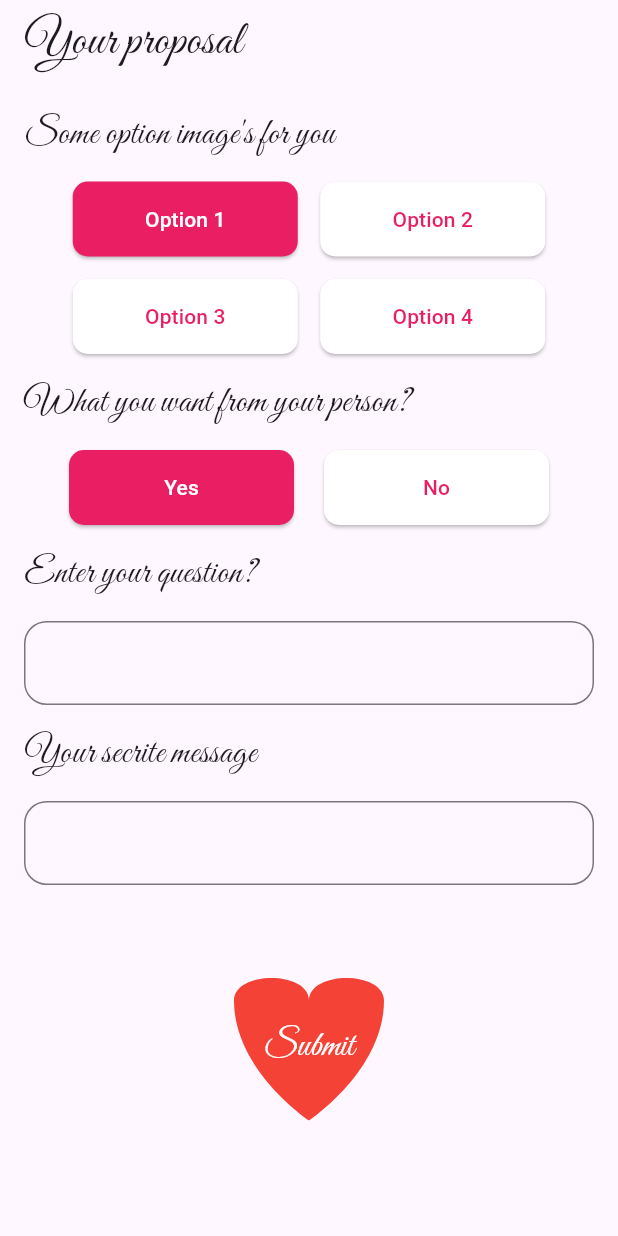
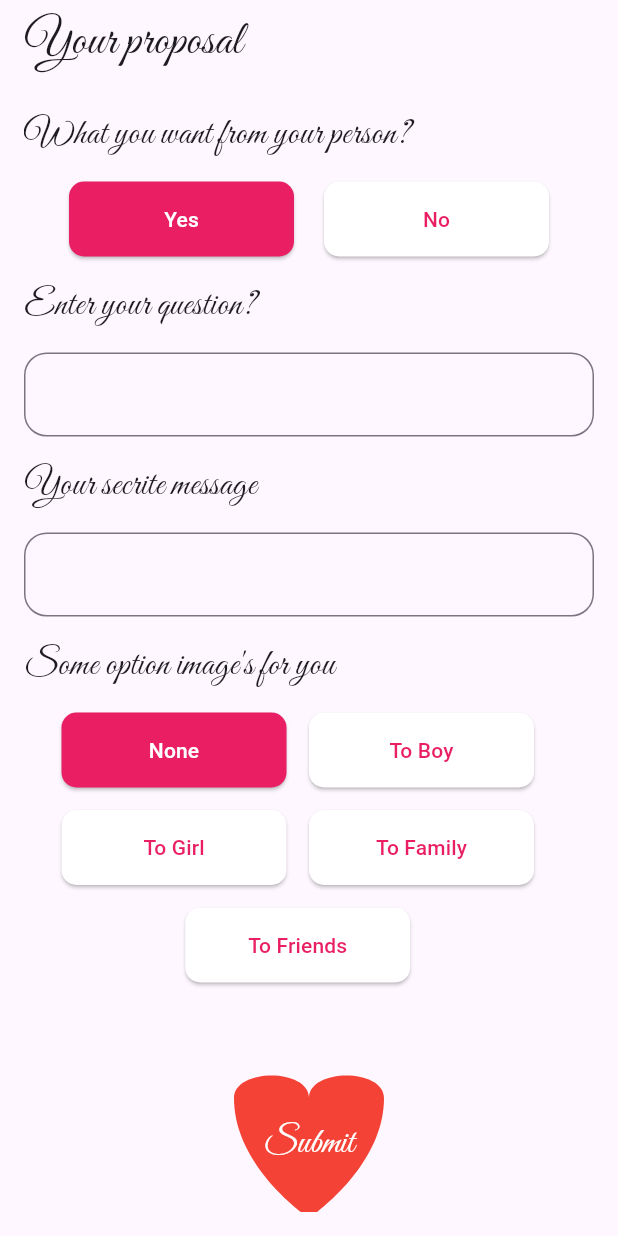
Before and after one commit to MYOUSUFFS/love_propose, a Flutter app: the screen it shows after launch, on a phone screen of 412 x 824 dp. Run offline on Flutter 3.47's test engine with Material 3 defaults, Android fonts, the phone set to English and light mode, and no system bars; our stand-ins replace auto_size_text, go_router, google_fonts, lottie; missing offline and left inert: dart:js, myself.

Commit message:
Max finish

```diff
--- a/lib/create_link.dart
+++ b/lib/create_link.dart
@@ -4,7 +4,9 @@ import 'dart:js' as js;
 import 'package:flutter/material.dart';
 import 'package:flutter/services.dart';
 import 'package:google_fonts/google_fonts.dart';
-import 'package:love_propose/style.dart';
+import 'package:love_propose/style/style.dart';
+
+import 'style/image.dart';
 
 class CreateLink extends StatefulWidget {
   const CreateLink({super.key});
@@ -20,7 +22,15 @@ class _CreateLinkState extends State<CreateLink> {
 
   String? generatedLink;
 
-  List<bool> isSelectedList = [true, false, false, false];
+  List<bool> isSelectedList = [true, false, false, false, false];
+  List<String> buttonName = [
+    "None",
+    "To Boy",
+    "To Girl",
+    "To Family",
+    "To Friends"
+  ];
+  int _seleted = 0;
 
   final ScrollController scroll = ScrollController();
 
@@ -48,9 +58,10 @@ class _CreateLinkState extends State<CreateLink> {
     final Codec<String, String> stringToBase64 = utf8.fuse(base64);
 
     String encode(String text) => stringToBase64.encode(text);
+    // generatedLink =
+    //     "http://localhost:50975/#/message?sno=${isYesSelected ? 1 : 0}&title=${encode(textController1.text)}&message=${encode(textController2.text)}&option=$_seleted";
     generatedLink =
-        "http://localhost:50975/#/message?sno=${isYesSelected ? 1 : 0}&title=${encode(textController1.text)}&message=${encode(textController2.text)}";
-
+        "https://myousuffs.github.io/propose/#/go?data=${encode("sno=${isYesSelected ? 1 : 0}&title=${encode(textController1.text)}&message=${encode(textController2.text)}&option=$_seleted")}";
     setState(() {});
     scroll.jumpTo(scroll.position.maxScrollExtent + 70);
   }
@@ -83,28 +94,6 @@ class _CreateLinkState extends State<CreateLink> {
           child: ListView(
             controller: scroll,
             children: [
-              titleFn("Some option image's for you"),
-              hight,
-              Wrap(
-                alignment: WrapAlignment.center,
-                spacing: 15,
-                runSpacing: 15,
-                children: [
-                  for (int i = 0; i < isSelectedList.length; i++)
-                    ElevatedButton(
-                      onPressed: () {
-                        setState(() {
-                          for (int j = 0; j < isSelectedList.length; j++) {
-                            isSelectedList[j] = (i == j);
-                          }
-                        });
-                      },
-                      style: isSelectedList[i] ? selectedBtn : unselectedBtn,
-                      child: Text('Option ${i + 1}'),
-                    ),
-                ],
-              ),
-              hight,
               titleFn("What you want from your person?"),
               hight,
               Row(
@@ -156,6 +145,52 @@ class _CreateLinkState extends State<CreateLink> {
                 ),
               ),
               hight,
+              titleFn("Some option image's for you"),
+              hight,
+              Row(
+                mainAxisAlignment: MainAxisAlignment.center,
+                children: [
+                  Flexible(
+                    child: Wrap(
+                      alignment: WrapAlignment.center,
+                      spacing: 15,
+                      runSpacing: 15,
+                      children: [
+                        for (int i = 0; i < isSelectedList.length; i++)
+                          ElevatedButton(
+                            onPressed: () {
+                              setState(() {
+                                for (int j = 0;
+                                    j < isSelectedList.length;
+                                    j++) {
+                                  isSelectedList[j] = (i == j);
+                                  if (i == j) {
+                                    _seleted = j;
+                                  }
+                                }
+                              });
+                            },
+                            style:
+                                isSelectedList[i] ? selectedBtn : unselectedBtn,
+                            child: Text('${buttonName[i]}'),
+                          ),
+                      ],
+                    ),
+                  ),
+                  width,
+                  _seleted != 0
+                      ? Flexible(
+                          child: Image.asset(
+                            Images.listOfAllBGImages[_seleted],
+                            fit: BoxFit.contain,
+                            width: 150,
+                            height: 150,
+                          ),
+                        )
+                      : SizedBox(),
+                ],
+              ),
+              hight,
               HeartShapedButton(
                 onPressed: () => handleSubmit(context),
               ),
--- a/lib/main.dart
+++ b/lib/main.dart
@@ -12,6 +12,7 @@ class MyApp extends StatelessWidget {
   Widget build(BuildContext context) {
     return MaterialApp.router(
       title: 'Do you love me!',
+      themeMode: ThemeMode.light,
       theme: ThemeData(
         colorScheme: ColorScheme.fromSeed(seedColor: Colors.deepPurple),
         useMaterial3: true,
--- a/lib/router.dart
+++ b/lib/router.dart
@@ -19,7 +19,16 @@ class AppRoots {
           title: state.uri.queryParameters['title'],
           message: state.uri.queryParameters['message'],
           sno: state.uri.queryParameters['sno'],
+          image: int.parse(state.uri.queryParameters['option'] ?? "0"),
         ),
+      ),
+      GoRoute(
+        name: 'go',
+        path: '/go',
+        builder: (context, state) {
+          print(state.uri.queryParameters["data"]);
+          return passData(state.uri.queryParameters["data"]);
+        },
       ),
     ],
   );
--- /dev/null
+++ b/lib/style/image.dart
@@ -0,0 +1,9 @@
+class Images {
+  static const boy = "image/boy.png";
+  static const girl = "image/girl.png";
+  static const family = "image/family.png";
+  static const friends = "image/friends.png";
+  static const non = "image/non.png";
+
+  static List<String> listOfAllBGImages = [non, boy, girl, family, friends];
+}
--- a/pubspec.yaml
+++ b/pubspec.yaml
@@ -69,7 +69,11 @@ flutter:
   # To add assets to your application, add an assets section, like this:
   assets:
     - image/enjoy.json
-    - image/propose.png
+    - image/boy.png
+    - image/girl.png
+    - image/family.png
+    - image/friends.png
+    - image/non.png
   #   - images/a_dot_ham.jpeg
 
   # An image asset can refer to one or more resolution-specific "variants", see
```
Also changed, not shown: lib/love_u.dart (+21 -2 lines), image/boy.png (renamed from image/propose.png), image/family.png (added), image/friends.png (added), image/girl.png (added), image/non.png (added), lib/style/style.dart (renamed from lib/style.dart), lib/w/test.dart (renamed from lib/test.dart), 1 other file.
